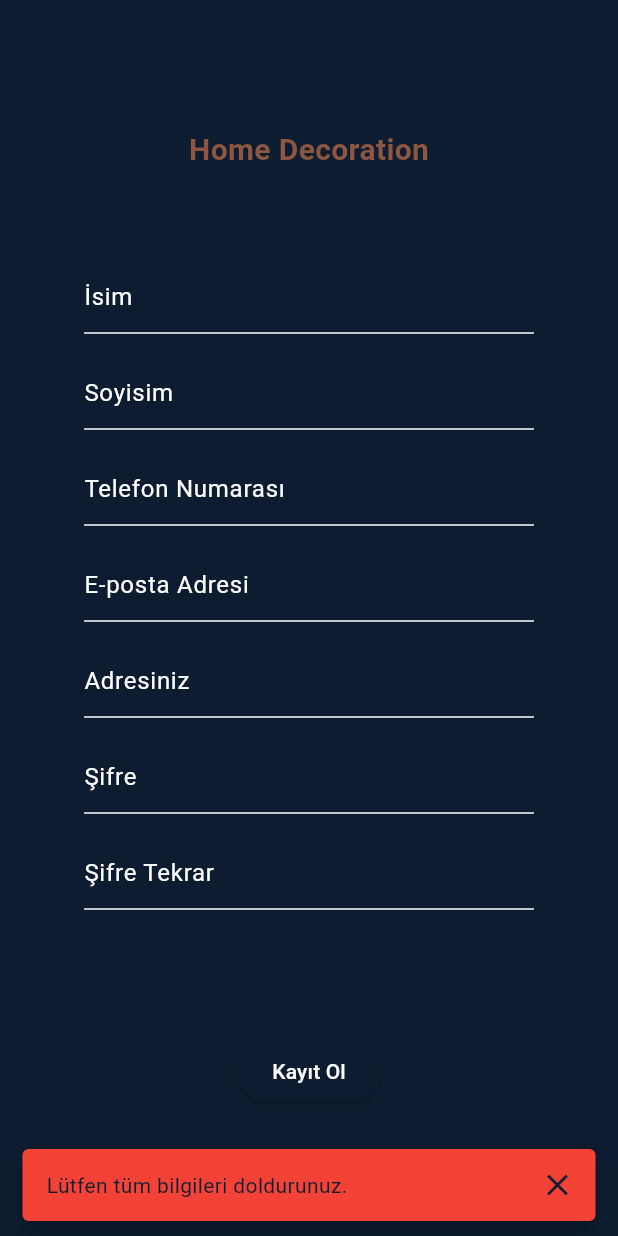
After one commit to onurguzelordu/Final_Projesi, a Flutter app: the RegisterScreen screen opened by its route, after a tap on "Kayıt Ol", on a phone screen of 412 x 824 dp. The commit adds this screen. Run offline on Flutter 3.47's test engine with Material 3 defaults, Android fonts, the phone set to English and light mode, and no system bars; our stand-ins replace go_router; network calls fail.

Commit message:
Kayıt ekranı oluşturuldu

```diff
--- a/lib/core/routes.dart
+++ b/lib/core/routes.dart
@@ -3,6 +3,7 @@ import 'package:home_decoration/screens/help_desk_screen.dart';
 import 'package:home_decoration/screens/home_screen.dart';
 import 'package:home_decoration/screens/login_screen.dart';
 import 'package:home_decoration/screens/profile_screen.dart';
+import 'package:home_decoration/screens/register_screen.dart';
 import 'package:home_decoration/screens/search_screen.dart';
 import 'package:home_decoration/screens/favourites_screen.dart';
 import 'package:home_decoration/screens/loading_screen.dart';
@@ -39,6 +40,10 @@ final router = GoRouter(
       path: '/login',
       builder: (context, state) => const LoginScreen(),
     ),
+    GoRoute(
+      path: '/register',
+      builder: (context, state) => const RegisterScreen(),
+    ),
 
 
   ],
--- a/lib/screens/home_screen.dart
+++ b/lib/screens/home_screen.dart
@@ -110,6 +110,19 @@ class HomePage extends StatelessWidget {
                     textColor: Colors.brown,
                     onTap: () {
                       '/favourites';
+                      // Mağazalar sayfasına yönlendirme burada yapılabilir
+                    },
+                  ),
+                   ListTile(
+                    leading: IconButton(
+                      icon: const Icon(Icons.credit_card), // Mağaza simgesi
+                      onPressed: () {
+                        // Mağaza işlemleri burada yapılabilir
+                      },
+                    ),
+                    title: const Text('Kart Bilgileriniz'),
+                    textColor: Colors.brown,
+                    onTap: () {
                       // Mağazalar sayfasına yönlendirme burada yapılabilir
                     },
                   ),
--- a/lib/screens/login_screen.dart
+++ b/lib/screens/login_screen.dart
@@ -43,7 +43,7 @@ class _LoginScreenState extends State<LoginScreen> {
     return Scaffold(
 
 
-      appBar: AppBar(),
+
       body: Center(
 
         child: SizedBox(
--- /dev/null
+++ b/lib/screens/register_screen.dart
@@ -0,0 +1,145 @@
+import 'package:flutter/material.dart';
+import 'package:go_router/go_router.dart';
+
+class RegisterScreen extends StatefulWidget {
+  const RegisterScreen({super.key});
+
+  @override
+  State<RegisterScreen> createState() => _RegisterScreenState();
+}
+
+class _RegisterScreenState extends State<RegisterScreen> {
+  final TextEditingController _nameController = TextEditingController();
+  final TextEditingController _surnameController = TextEditingController();
+  final TextEditingController _phoneController = TextEditingController();
+  final TextEditingController _emailController = TextEditingController();
+  final TextEditingController _passwordController = TextEditingController();
+  final TextEditingController _confirmPasswordController = TextEditingController();
+  final TextEditingController _addressController = TextEditingController();
+
+  void _register() {
+    if (_nameController.text.isEmpty ||
+        _surnameController.text.isEmpty ||
+        _phoneController.text.isEmpty ||
+        _emailController.text.isEmpty ||
+        _passwordController.text.isEmpty ||
+        _confirmPasswordController.text.isEmpty||
+        _addressController.text.isEmpty) {
+      ScaffoldMessenger.of(context).showSnackBar(
+        const SnackBar(
+          content: Text("Lütfen tüm bilgileri doldurunuz."),
+          behavior: SnackBarBehavior.floating,
+          backgroundColor: Colors.red,
+          showCloseIcon: true,
+        ),
+      );
+    } else if (_passwordController.text != _confirmPasswordController.text) {
+      ScaffoldMessenger.of(context).showSnackBar(
+        const SnackBar(
+          content: Text("Şifreler eşleşmiyor."),
+          behavior: SnackBarBehavior.floating,
+          backgroundColor: Colors.red,
+          showCloseIcon: true,
+        ),
+      );
+    } else {
+      // Kayıt işlemlerini burada gerçekleştirebilirsiniz
+      ScaffoldMessenger.of(context).showSnackBar(
+        const SnackBar(
+          content: Text("Kayıt başarılı!"),
+          behavior: SnackBarBehavior.floating,
+          backgroundColor: Colors.green,
+          showCloseIcon: true,
+        ),
+      );
+      context.go('/login'); // Giriş sayfasına yönlendir
+    }
+  }
+
+  @override
+  Widget build(BuildContext context) {
+    return Scaffold(
+      body: Center(
+        child: SizedBox(
+          width: 300,
+          child: Column(
+            mainAxisAlignment: MainAxisAlignment.center,
+            children: [
+
+              const  Text(
+                  "Home Decoration",
+                  style: TextStyle(
+                    color: Color.fromRGBO(141, 87, 63, 1),
+                    fontWeight: FontWeight.w600,
+                    fontSize: 20,
+
+
+                  ),
+                ),
+                const SizedBox(height: 60,),
+              TextField(
+                controller: _nameController,
+                decoration: const InputDecoration(
+                  hintText: 'İsim',
+                ),
+              ),
+              const SizedBox(height: 16.0),
+              TextField(
+                controller: _surnameController,
+                decoration: const InputDecoration(
+                  hintText: 'Soyisim',
+                ),
+              ),
+              const SizedBox(height: 16.0),
+              TextField(
+                controller: _phoneController,
+                decoration: const InputDecoration(
+                  hintText: 'Telefon Numarası',
+                ),
+              ),
+              const SizedBox(height: 16.0),
+              TextField(
+                controller: _emailController,
+                decoration: const InputDecoration(
+                  hintText: 'E-posta Adresi',
+                ),
+              ),
+              const SizedBox(height: 16.0),
+              TextField(
+                controller: _addressController,
+                decoration: const InputDecoration(
+                  hintText: 'Adresiniz',
+                ),
+              ),
+
+              const SizedBox(height: 16.0),
+              TextField(
+                controller: _passwordController,
+                obscureText: true,
+                decoration: const InputDecoration(
+                  hintText: 'Şifre',
+                ),
+              ),
+              const SizedBox(height: 16.0),
+              TextField(
+                controller: _confirmPasswordController,
+                obscureText: true,
+                decoration: const InputDecoration(
+                  hintText: 'Şifre Tekrar',
+                ),
+              ),
+              const SizedBox(height: 24.0),
+
+                const SizedBox(height: 60,),
+
+              ElevatedButton(
+                onPressed: _register,
+                child: const Text('Kayıt Ol'),
+              ),
+            ],
+          ),
+        ),
+      ),
+    );
+  }
+}
```
